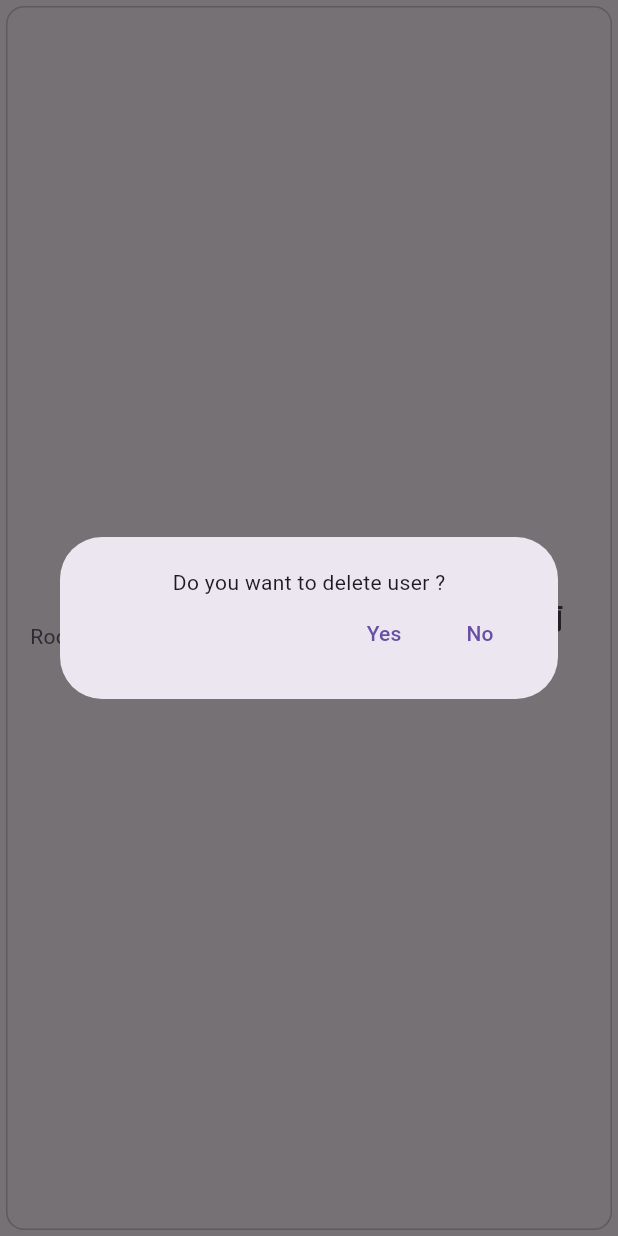
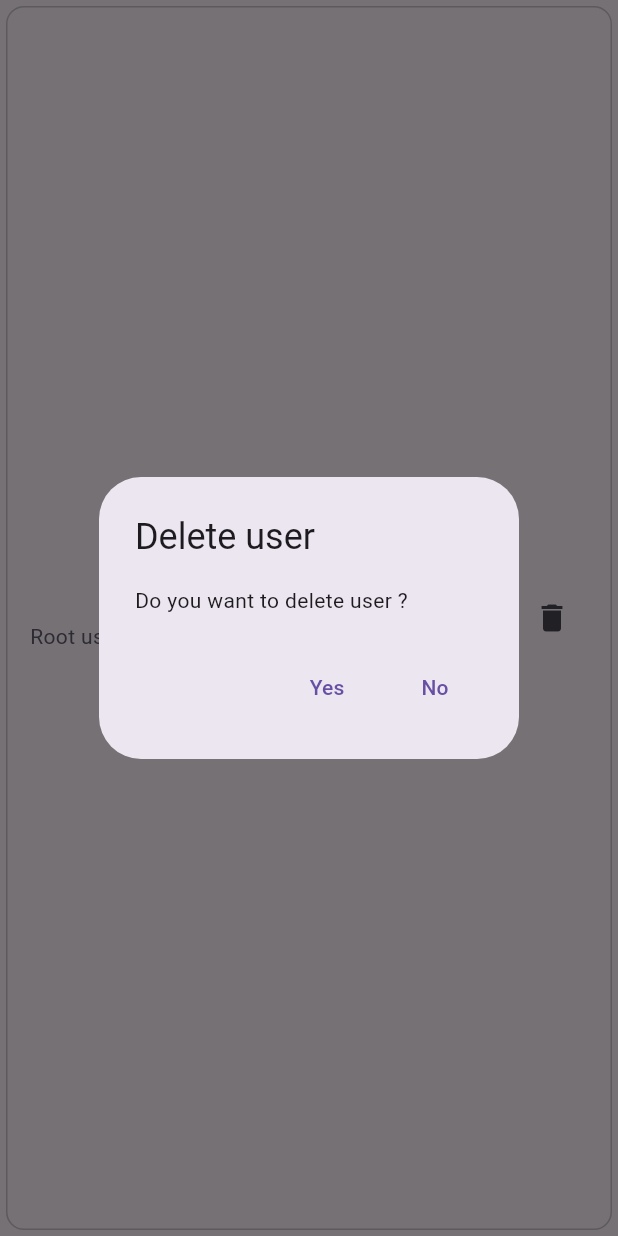
Before and after one commit to lifegpc/eh_downloader_flutter, a Flutter app: the UserCard widget shown alone on an empty page, opened directly with empty values, after a tap on the "delete" icon, on a phone screen of 412 x 824 dp. Run offline on Flutter 3.47's test engine with Material 3 defaults, Android fonts, the phone set to English and light mode, and no system bars; our stand-ins replace cookie_jar, dio, dio_cookie_manager, file, flutter_hooks, go_router and 9 more; missing offline and left inert: cryptography, dart:js_interop, enum_flag, event_listener, keymap, mutex and 5 more; accounts and stored records are empty; generated files the repository leaves out were written again.

Commit message:
Fix layout

```diff
--- a/lib/components/user_card.dart
+++ b/lib/components/user_card.dart
@@ -66,31 +66,16 @@ class UserCard extends StatelessWidget {
                       onPressed: () => showDialog(
                           context: context,
                           builder: (context) {
-                            final maxWidth = MediaQuery.of(context).size.width;
-                            return Dialog(
-                                child: Container(
-                                    padding: maxWidth < 400
-                                        ? const EdgeInsets.symmetric(
-                                            vertical: 20, horizontal: 10)
-                                        : const EdgeInsets.all(20),
-                                    decoration: BoxDecoration(
-                                        borderRadius:
-                                            BorderRadius.circular(10)),
-                                    width: maxWidth < 500 ? null : 500,
-                                    child: Column(
-                                      mainAxisSize: MainAxisSize.min,
-                                      children: [
-                                        Text(i18n
-                                            .deleteUserConfirm(user.username)),
-                                        Row(
-                                            mainAxisAlignment:
-                                                MainAxisAlignment.end,
-                                            children: [
+                            return AlertDialog(
+                                title: Text(i18n.deleteUser),
+                                content:
+                                    Text(i18n.deleteUserConfirm(user.username)),
+                                actions: [
                                   TextButton(
                                       onPressed: () {
                                         context.pop();
-                                                    _deleteUser(user.id,
-                                                        i18n.failedDeleteUser);
+                                        _deleteUser(
+                                            user.id, i18n.failedDeleteUser);
                                       },
                                       child: Text(i18n.yes)),
                                   TextButton(
@@ -98,9 +83,7 @@ class UserCard extends StatelessWidget {
                                         context.pop();
                                       },
                                       child: Text(i18n.no)),
-                                            ]),
-                                      ],
-                                    )));
+                                ]);
                           }),
                       tooltip: i18n.delete,
                       icon: const Icon(Icons.delete))
--- a/lib/l10n/app_en.arb
+++ b/lib/l10n/app_en.arb
@@ -224,5 +224,6 @@
             }
         }
     },
-    "failedDeleteUser": "Failed to delete user: "
+    "failedDeleteUser": "Failed to delete user: ",
+    "deleteUser": "Delete user"
 }
--- a/lib/l10n/app_zh.arb
+++ b/lib/l10n/app_zh.arb
@@ -224,5 +224,6 @@
             }
         }
     },
-    "failedDeleteUser": "删除用户失败："
+    "failedDeleteUser": "删除用户失败：",
+    "deleteUser": "删除用户"
 }
--- a/lib/pages/users.dart
+++ b/lib/pages/users.dart
@@ -145,7 +145,7 @@ class _UsersPage extends State<UsersPage> with ThemeModeWidget, IsTopWidget2 {
         maxCrossAxisExtent: 360.0,
         mainAxisSpacing: 10.0,
         crossAxisSpacing: 10.0,
-        childAspectRatio: 4.0,
+        mainAxisExtent: 80.0,
       ),
       delegate: SliverChildBuilderDelegate(
         (BuildContext context, int index) {
```
Lines whose indentation alone changed are shown as unchanged.
